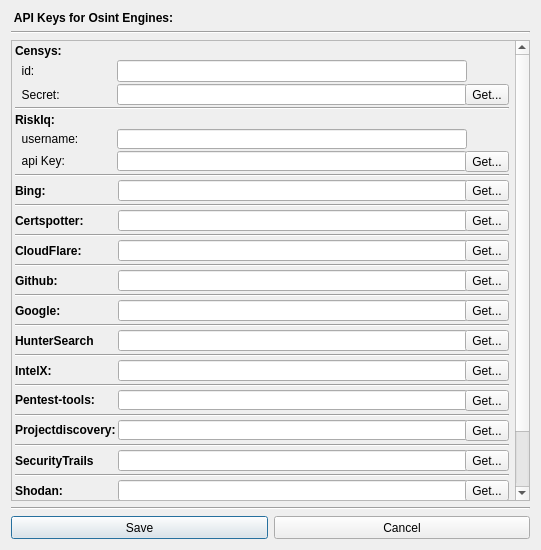
This is gui/src/Dialogs/ApiKeysDialog.ui in 3nock/OTE as Qt 5 draws it before an edit. The edited form follows.
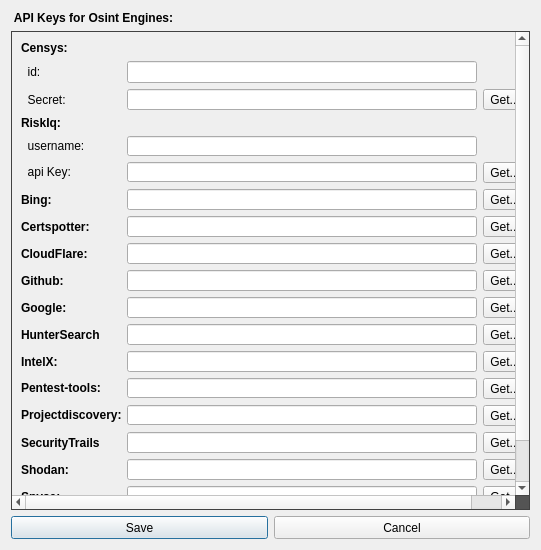
This is the edited form.

Diff of the .ui file:
```diff
--- a/gui/src/Dialogs/ApiKeysDialog.ui
+++ b/gui/src/Dialogs/ApiKeysDialog.ui
@@ -11,7 +11,7 @@
    </rect>
   </property>
   <property name="sizePolicy">
-   <sizepolicy hsizetype="Fixed" vsizetype="Fixed">
+   <sizepolicy hsizetype="Preferred" vsizetype="Preferred">
     <horstretch>0</horstretch>
     <verstretch>0</verstretch>
    </sizepolicy>
@@ -31,9 +31,10 @@
   <property name="windowTitle">
    <string>Api Keys</string>
   </property>
-  <layout class="QVBoxLayout" name="verticalLayout_19">
-   <item>
-    <layout class="QVBoxLayout" name="verticalLayout">
+  <property name="styleSheet">
+   <string notr="true"/>
+  </property>
+  <layout class="QVBoxLayout" name="verticalLayout_2">
      <item>
       <widget class="QLabel" name="label">
        <property name="sizePolicy">
@@ -54,75 +55,31 @@
       </widget>
      </item>
      <item>
-      <widget class="Line" name="line">
-       <property name="styleSheet">
-        <string notr="true"/>
-       </property>
-       <property name="orientation">
-        <enum>Qt::Horizontal</enum>
-       </property>
-      </widget>
-     </item>
-    </layout>
-   </item>
-   <item>
-    <layout class="QVBoxLayout" name="verticalLayout_4">
-     <item>
       <widget class="QScrollArea" name="scrollArea">
        <property name="styleSheet">
-        <string notr="true"/>
+      <string notr="true">QScrollArea#scrollArea{
+background-color: rgb(84, 84, 84);
+}</string>
+     </property>
+     <property name="sizeAdjustPolicy">
+      <enum>QAbstractScrollArea::AdjustToContents</enum>
        </property>
        <property name="widgetResizable">
         <bool>true</bool>
        </property>
-       <widget class="QWidget" name="scrollAreaWidgetContents">
+     <property name="alignment">
+      <set>Qt::AlignLeading|Qt::AlignLeft|Qt::AlignTop</set>
+     </property>
+     <widget class="QWidget" name="scrollAreaWidgetContents_2">
         <property name="geometry">
          <rect>
           <x>0</x>
           <y>0</y>
-          <width>500</width>
-          <height>610</height>
-         </rect>
-        </property>
-        <property name="sizePolicy">
-         <sizepolicy hsizetype="Fixed" vsizetype="Preferred">
-          <horstretch>0</horstretch>
-          <verstretch>0</verstretch>
-         </sizepolicy>
-        </property>
-        <property name="minimumSize">
-         <size>
-          <width>500</width>
-          <height>0</height>
-         </size>
-        </property>
-        <property name="maximumSize">
-         <size>
-          <width>500</width>
-          <height>16777215</height>
-         </size>
-        </property>
-        <layout class="QVBoxLayout" name="verticalLayout_15">
-         <property name="spacing">
-          <number>3</number>
-         </property>
-         <property name="leftMargin">
-          <number>3</number>
-         </property>
-         <property name="topMargin">
-          <number>3</number>
-         </property>
-         <property name="rightMargin">
-          <number>3</number>
-         </property>
-         <property name="bottomMargin">
-          <number>0</number>
-         </property>
-         <item>
-          <layout class="QVBoxLayout" name="verticalLayout_2">
-           <property name="spacing">
-            <number>2</number>
-           </property>
+        <width>544</width>
+        <height>532</height>
+       </rect>
+      </property>
+      <layout class="QVBoxLayout" name="verticalLayout">
            <item>
             <widget class="QLabel" name="label_3">
              <property name="sizePolicy">
@@ -137,6 +94,9 @@
                <bold>true</bold>
               </font>
              </property>
+         <property name="styleSheet">
+          <string notr="true"/>
+         </property>
              <property name="text">
               <string>Censys:</string>
              </property>
@@ -169,19 +129,6 @@
                </property>
               </widget>
              </item>
-             <item>
-              <spacer name="horizontalSpacer_2">
-               <property name="orientation">
-                <enum>Qt::Horizontal</enum>
-               </property>
-               <property name="sizeHint" stdset="0">
-                <size>
-                 <width>40</width>
-                 <height>20</height>
-                </size>
-               </property>
-              </spacer>
-             </item>
              <item>
               <widget class="QLineEdit" name="lineEdit_censys_id">
                <property name="sizePolicy">
@@ -297,7 +244,7 @@
                </property>
                <property name="sizeHint" stdset="0">
                 <size>
-                 <width>0</width>
+             <width>13</width>
                  <height>20</height>
                 </size>
                </property>
@@ -305,20 +252,6 @@
              </item>
             </layout>
            </item>
-           <item>
-            <widget class="Line" name="line_3">
-             <property name="orientation">
-              <enum>Qt::Horizontal</enum>
-             </property>
-            </widget>
-           </item>
-          </layout>
-         </item>
-         <item>
-          <layout class="QVBoxLayout" name="verticalLayout_18">
-           <property name="spacing">
-            <number>2</number>
-           </property>
            <item>
             <widget class="QLabel" name="label_18">
              <property name="sizePolicy">
@@ -339,7 +272,7 @@
             </widget>
            </item>
            <item>
-            <layout class="QHBoxLayout" name="horizontalLayout_17">
+        <layout class="QHBoxLayout" name="horizontalLayout">
              <item>
               <widget class="QLabel" name="label_19">
                <property name="sizePolicy">
@@ -409,7 +342,7 @@
             </layout>
            </item>
            <item>
-            <layout class="QHBoxLayout" name="horizontalLayout_18">
+        <layout class="QHBoxLayout" name="horizontalLayout_4">
              <item>
               <widget class="QLabel" name="label_20">
                <property name="sizePolicy">
@@ -486,21 +419,7 @@
             </layout>
            </item>
            <item>
-            <widget class="Line" name="line_17">
-             <property name="orientation">
-              <enum>Qt::Horizontal</enum>
-             </property>
-            </widget>
-           </item>
-          </layout>
-         </item>
-         <item>
-          <layout class="QVBoxLayout" name="verticalLayout_10">
-           <item>
             <layout class="QHBoxLayout" name="horizontalLayout_6">
-             <property name="spacing">
-              <number>3</number>
-             </property>
              <item>
               <widget class="QLabel" name="label_7">
                <property name="sizePolicy">
@@ -577,7 +496,7 @@
                </property>
                <property name="sizeHint" stdset="0">
                 <size>
-                 <width>0</width>
+             <width>13</width>
                  <height>20</height>
                 </size>
                </property>
@@ -586,18 +505,7 @@
             </layout>
            </item>
            <item>
-            <widget class="Line" name="line_10">
-             <property name="orientation">
-              <enum>Qt::Horizontal</enum>
-             </property>
-            </widget>
-           </item>
-          </layout>
-         </item>
-         <item>
-          <layout class="QVBoxLayout" name="verticalLayout_7">
-           <item>
-            <layout class="QHBoxLayout" name="horizontalLayout_12">
+        <layout class="QHBoxLayout" name="horizontalLayout_7">
              <item>
               <widget class="QLabel" name="label_14">
                <property name="sizePolicy">
@@ -668,7 +576,7 @@
                </property>
                <property name="sizeHint" stdset="0">
                 <size>
-                 <width>0</width>
+             <width>13</width>
                  <height>20</height>
                 </size>
                </property>
@@ -677,18 +585,7 @@
             </layout>
            </item>
            <item>
-            <widget class="Line" name="line_7">
-             <property name="orientation">
-              <enum>Qt::Horizontal</enum>
-             </property>
-            </widget>
-           </item>
-          </layout>
-         </item>
-         <item>
-          <layout class="QVBoxLayout" name="verticalLayout_11">
-           <item>
-            <layout class="QHBoxLayout" name="horizontalLayout">
+        <layout class="QHBoxLayout" name="horizontalLayout_8">
              <item>
               <widget class="QLabel" name="label_2">
                <property name="sizePolicy">
@@ -765,7 +662,7 @@
                </property>
                <property name="sizeHint" stdset="0">
                 <size>
-                 <width>0</width>
+             <width>13</width>
                  <height>20</height>
                 </size>
                </property>
@@ -774,18 +671,7 @@
             </layout>
            </item>
            <item>
-            <widget class="Line" name="line_11">
-             <property name="orientation">
-              <enum>Qt::Horizontal</enum>
-             </property>
-            </widget>
-           </item>
-          </layout>
-         </item>
-         <item>
-          <layout class="QVBoxLayout" name="verticalLayout_13">
-           <item>
-            <layout class="QHBoxLayout" name="horizontalLayout_4">
+        <layout class="QHBoxLayout" name="horizontalLayout_12">
              <item>
               <widget class="QLabel" name="label_5">
                <property name="sizePolicy">
@@ -862,7 +748,7 @@
                </property>
                <property name="sizeHint" stdset="0">
                 <size>
-                 <width>0</width>
+             <width>13</width>
                  <height>20</height>
                 </size>
                </property>
@@ -871,18 +757,7 @@
             </layout>
            </item>
            <item>
-            <widget class="Line" name="line_13">
-             <property name="orientation">
-              <enum>Qt::Horizontal</enum>
-             </property>
-            </widget>
-           </item>
-          </layout>
-         </item>
-         <item>
-          <layout class="QVBoxLayout" name="verticalLayout_9">
-           <item>
-            <layout class="QHBoxLayout" name="horizontalLayout_7">
+        <layout class="QHBoxLayout" name="horizontalLayout_13">
              <item>
               <widget class="QLabel" name="label_8">
                <property name="sizePolicy">
@@ -959,7 +834,7 @@
                </property>
                <property name="sizeHint" stdset="0">
                 <size>
-                 <width>0</width>
+             <width>13</width>
                  <height>20</height>
                 </size>
                </property>
@@ -968,18 +843,7 @@
             </layout>
            </item>
            <item>
-            <widget class="Line" name="line_9">
-             <property name="orientation">
-              <enum>Qt::Horizontal</enum>
-             </property>
-            </widget>
-           </item>
-          </layout>
-         </item>
-         <item>
-          <layout class="QVBoxLayout" name="verticalLayout_8">
-           <item>
-            <layout class="QHBoxLayout" name="horizontalLayout_13">
+        <layout class="QHBoxLayout" name="horizontalLayout_15">
              <item>
               <widget class="QLabel" name="label_15">
                <property name="sizePolicy">
@@ -1050,7 +914,7 @@
                </property>
                <property name="sizeHint" stdset="0">
                 <size>
-                 <width>0</width>
+             <width>13</width>
                  <height>20</height>
                 </size>
                </property>
@@ -1059,18 +923,7 @@
             </layout>
            </item>
            <item>
-            <widget class="Line" name="line_8">
-             <property name="orientation">
-              <enum>Qt::Horizontal</enum>
-             </property>
-            </widget>
-           </item>
-          </layout>
-         </item>
-         <item>
-          <layout class="QVBoxLayout" name="verticalLayout_6">
-           <item>
-            <layout class="QHBoxLayout" name="horizontalLayout_8">
+        <layout class="QHBoxLayout" name="horizontalLayout_16">
              <item>
               <widget class="QLabel" name="label_9">
                <property name="sizePolicy">
@@ -1147,7 +1000,7 @@
                </property>
                <property name="sizeHint" stdset="0">
                 <size>
-                 <width>0</width>
+             <width>13</width>
                  <height>20</height>
                 </size>
                </property>
@@ -1156,18 +1009,7 @@
             </layout>
            </item>
            <item>
-            <widget class="Line" name="line_6">
-             <property name="orientation">
-              <enum>Qt::Horizontal</enum>
-             </property>
-            </widget>
-           </item>
-          </layout>
-         </item>
-         <item>
-          <layout class="QVBoxLayout" name="verticalLayout_17">
-           <item>
-            <layout class="QHBoxLayout" name="horizontalLayout_16">
+        <layout class="QHBoxLayout" name="horizontalLayout_17">
              <item>
               <widget class="QLabel" name="label_17">
                <property name="sizePolicy">
@@ -1250,18 +1092,7 @@
             </layout>
            </item>
            <item>
-            <widget class="Line" name="line_16">
-             <property name="orientation">
-              <enum>Qt::Horizontal</enum>
-             </property>
-            </widget>
-           </item>
-          </layout>
-         </item>
-         <item>
-          <layout class="QVBoxLayout" name="verticalLayout_16">
-           <item>
-            <layout class="QHBoxLayout" name="horizontalLayout_15">
+        <layout class="QHBoxLayout" name="horizontalLayout_18">
              <item>
               <widget class="QLabel" name="label_16">
                <property name="sizePolicy">
@@ -1344,17 +1175,6 @@
             </layout>
            </item>
            <item>
-            <widget class="Line" name="line_15">
-             <property name="orientation">
-              <enum>Qt::Horizontal</enum>
-             </property>
-            </widget>
-           </item>
-          </layout>
-         </item>
-         <item>
-          <layout class="QVBoxLayout" name="verticalLayout_5">
-           <item>
             <layout class="QHBoxLayout" name="horizontalLayout_9">
              <item>
               <widget class="QLabel" name="label_10">
@@ -1441,17 +1261,6 @@
             </layout>
            </item>
            <item>
-            <widget class="Line" name="line_5">
-             <property name="orientation">
-              <enum>Qt::Horizontal</enum>
-             </property>
-            </widget>
-           </item>
-          </layout>
-         </item>
-         <item>
-          <layout class="QVBoxLayout" name="verticalLayout_12">
-           <item>
             <layout class="QHBoxLayout" name="horizontalLayout_5">
              <item>
               <widget class="QLabel" name="label_6">
@@ -1538,17 +1347,6 @@
             </layout>
            </item>
            <item>
-            <widget class="Line" name="line_12">
-             <property name="orientation">
-              <enum>Qt::Horizontal</enum>
-             </property>
-            </widget>
-           </item>
-          </layout>
-         </item>
-         <item>
-          <layout class="QVBoxLayout" name="verticalLayout_3">
-           <item>
             <layout class="QHBoxLayout" name="horizontalLayout_10">
              <item>
               <widget class="QLabel" name="label_11">
@@ -1635,17 +1433,6 @@
             </layout>
            </item>
            <item>
-            <widget class="Line" name="line_4">
-             <property name="orientation">
-              <enum>Qt::Horizontal</enum>
-             </property>
-            </widget>
-           </item>
-          </layout>
-         </item>
-         <item>
-          <layout class="QVBoxLayout" name="verticalLayout_14">
-           <item>
             <layout class="QHBoxLayout" name="horizontalLayout_3">
              <item>
               <widget class="QLabel" name="label_4">
@@ -1726,29 +1513,21 @@
             </layout>
            </item>
            <item>
-            <widget class="Line" name="line_14">
+        <spacer name="verticalSpacer">
              <property name="orientation">
-              <enum>Qt::Horizontal</enum>
-             </property>
-            </widget>
-           </item>
-          </layout>
-         </item>
-        </layout>
-       </widget>
-      </widget>
-     </item>
-     <item>
-      <widget class="Line" name="line_2">
-       <property name="styleSheet">
-        <string notr="true"/>
-       </property>
-       <property name="orientation">
-        <enum>Qt::Horizontal</enum>
-       </property>
-      </widget>
-     </item>
-    </layout>
+          <enum>Qt::Vertical</enum>
+         </property>
+         <property name="sizeHint" stdset="0">
+          <size>
+           <width>20</width>
+           <height>40</height>
+          </size>
+         </property>
+        </spacer>
+       </item>
+      </layout>
+     </widget>
+    </widget>
    </item>
    <item>
     <layout class="QHBoxLayout" name="horizontalLayout_14">
```
Lines whose indentation alone changed are shown as unchanged.
